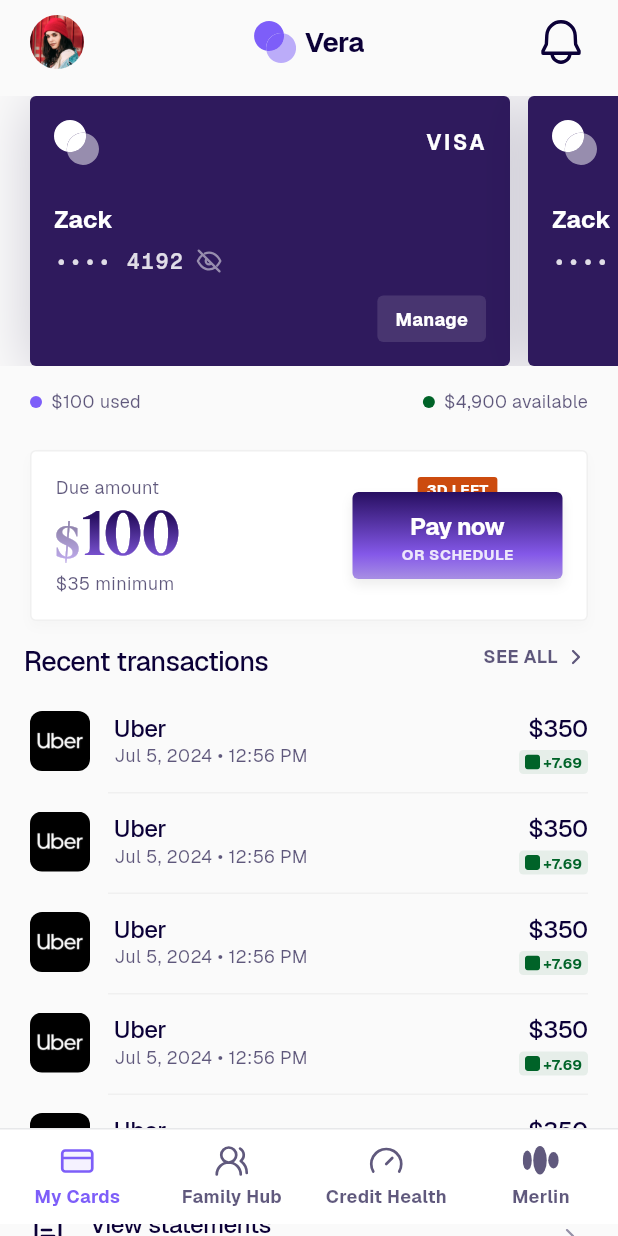
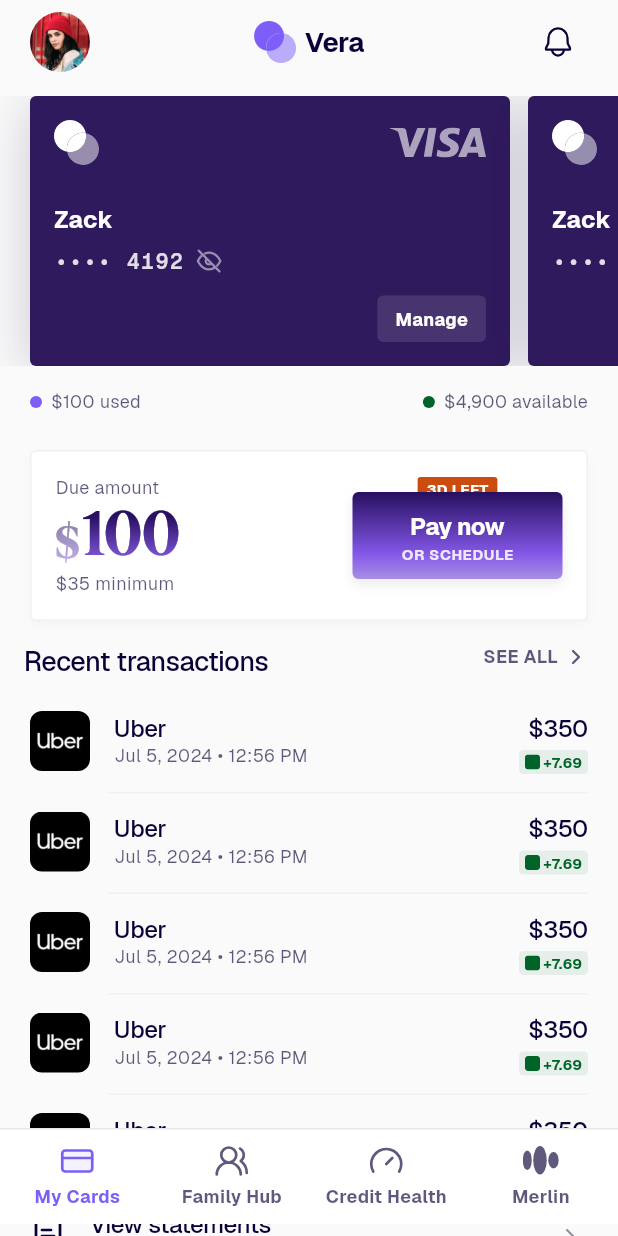
Before and after one commit to junaids-netizen/Project360, a Flutter app: the screen it shows after launch, after a tap on "Capsule app", on a phone screen of 412 x 824 dp. Run offline on Flutter 3.47's test engine with Material 3 defaults, Android fonts, the phone set to English and light mode, and no system bars; our stand-ins replace flutter_svg, shared_preferences; project files that could hold a hidden picture were left out.

Commit message:
Align My Cards header and VISA mark with Figma specs
Co-authored-by: Junaidsingh <Junaidsingh@users.noreply.github.com>

```diff
--- a/lib/features/three_sixty/capsule_shell.dart
+++ b/lib/features/three_sixty/capsule_shell.dart
@@ -23,11 +23,11 @@ class CapsuleHeader extends StatelessWidget {
         child: Row(
           children: [
             ClipRRect(
-              borderRadius: BorderRadius.circular(26),
+              borderRadius: BorderRadius.circular(20),
               child: Image.asset(
                 ThreeSixtyAssets.avatar,
-                width: 36,
-                height: 36,
+                width: 40,
+                height: 40,
                 fit: BoxFit.cover,
               ),
             ),
@@ -56,7 +56,10 @@ class CapsuleHeader extends StatelessWidget {
                 ],
               ),
             ),
-            VeraSvg(VeraAssets.bell, size: 36, color: colors.textPrimary),
+            Padding(
+              padding: const EdgeInsets.all(8),
+              child: VeraSvg(VeraAssets.bell, size: 24, color: colors.textPrimary),
+            ),
           ],
         ),
       ),
--- a/lib/features/three_sixty/my_cards_screen.dart
+++ b/lib/features/three_sixty/my_cards_screen.dart
@@ -101,15 +101,11 @@ class _CapsuleCardFace extends StatelessWidget {
                 color: colors.white,
               ),
               const Spacer(),
-              Text(
-                'VISA',
-                style: TextStyle(
-                  fontFamily: VeraTypography.geist,
-                  fontWeight: FontWeight.w600,
-                  fontSize: 14,
-                  letterSpacing: 2,
-                  color: colors.white,
-                ),
+              VeraSvg(
+                ThreeSixtyAssets.visaWordmark,
+                width: 64,
+                height: 20,
+                color: colors.white,
               ),
             ],
           ),
```
